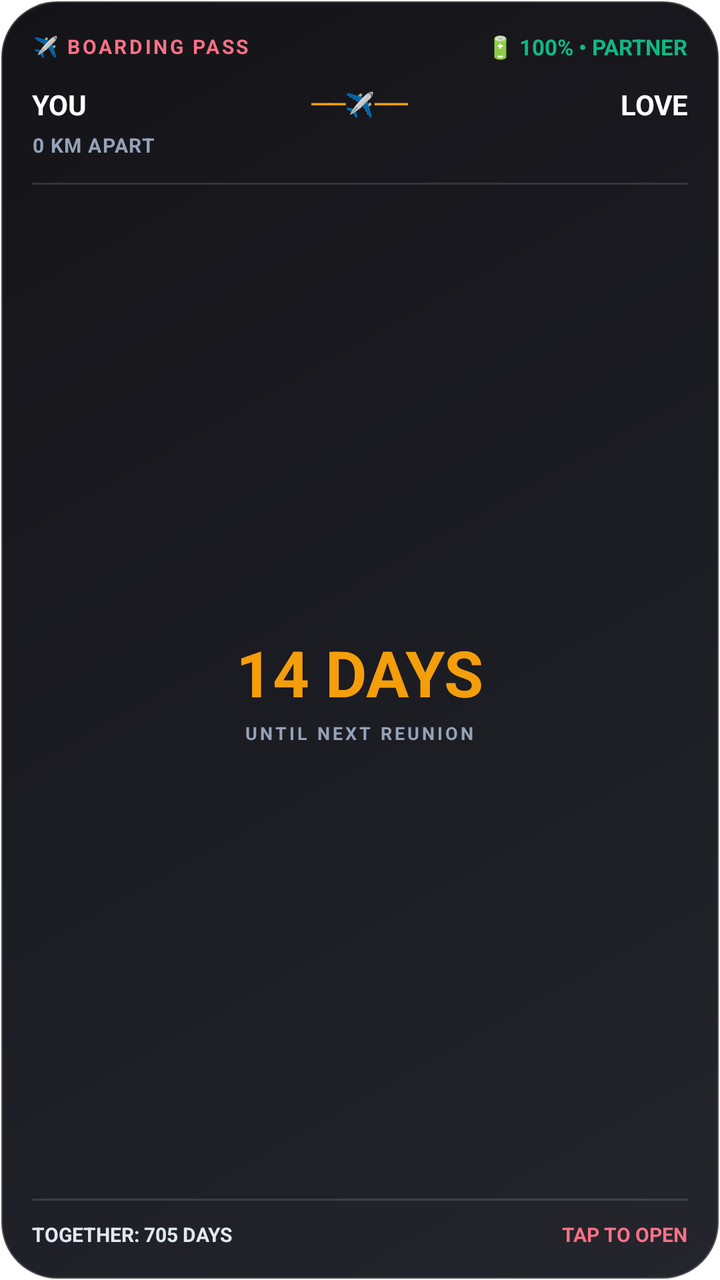
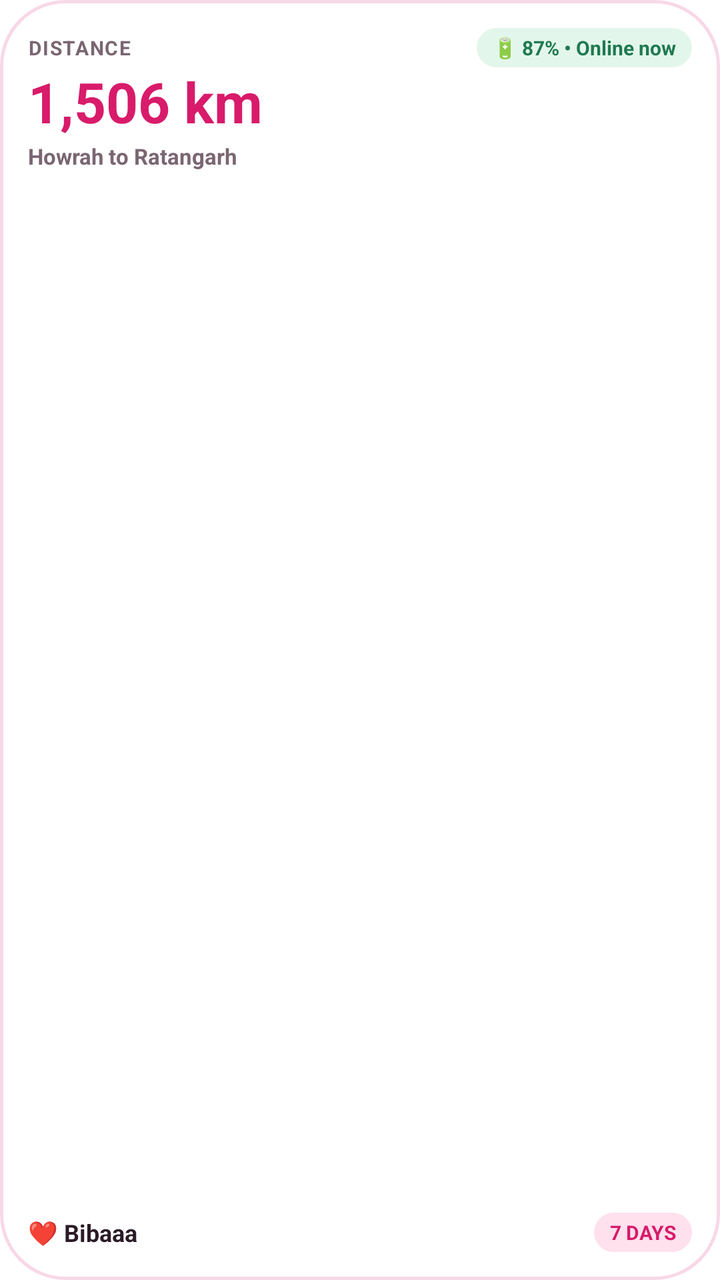

Compare the two renders of this Android layout. The source of the first and the diff that turns it into the second are given below.
<!-- AndroidManifest.xml: fallback theme Theme.MaterialComponents.DayNight.NoActionBar -->
<!-- res/layout/widget_layout.xml -->
<?xml version="1.0" encoding="utf-8"?>
<LinearLayout xmlns:android="http://schemas.android.com/apk/res/android"
    android:id="@+id/widget_container"
    android:layout_width="match_parent"
    android:layout_height="match_parent"
    android:background="@drawable/widget_background"
    android:orientation="vertical"
    android:padding="16dp">

    
    <LinearLayout
        android:layout_width="match_parent"
        android:layout_height="wrap_content"
        android:orientation="horizontal"
        android:gravity="center_vertical"
        android:layout_marginBottom="12dp">

        <TextView
            android:layout_width="0dp"
            android:layout_weight="1"
            android:layout_height="wrap_content"
            android:text="✈️ BOARDING PASS"
            android:textColor="#FB7185"
            android:textSize="10sp"
            android:textStyle="bold"
            android:letterSpacing="0.12" />

        <TextView
            android:id="@+id/widget_battery"
            android:layout_width="wrap_content"
            android:layout_height="wrap_content"
            android:text="🔋 100% • PARTNER"
            android:textColor="#10B981"
            android:textSize="11sp"
            android:textStyle="bold" />
    </LinearLayout>

    
    <LinearLayout
        android:layout_width="match_parent"
        android:layout_height="wrap_content"
        android:orientation="horizontal"
        android:gravity="center_vertical"
        android:layout_marginBottom="4dp">

        <TextView
            android:id="@+id/widget_origin_city"
            android:layout_width="0dp"
            android:layout_weight="1"
            android:layout_height="wrap_content"
            android:text="YOU"
            android:textColor="#FFFFFF"
            android:textSize="14sp"
            android:textStyle="bold"
            android:maxLines="1" />

        <TextView
            android:layout_width="wrap_content"
            android:layout_height="wrap_content"
            android:text="──✈️──"
            android:textColor="#F59E0B"
            android:textSize="12sp"
            android:textStyle="bold"
            android:layout_marginHorizontal="6dp" />

        <TextView
            android:id="@+id/widget_dest_city"
            android:layout_width="0dp"
            android:layout_weight="1"
            android:layout_height="wrap_content"
            android:text="LOVE"
            android:textColor="#FFFFFF"
            android:textSize="14sp"
            android:textStyle="bold"
            android:gravity="end"
            android:maxLines="1" />
    </LinearLayout>

    
    <LinearLayout
        android:layout_width="match_parent"
        android:layout_height="wrap_content"
        android:orientation="horizontal"
        android:layout_marginBottom="12dp">

        <TextView
            android:id="@+id/widget_distance"
            android:layout_width="wrap_content"
            android:layout_height="wrap_content"
            android:text="0 KM APART"
            android:textColor="#94A3B8"
            android:textSize="10sp"
            android:textStyle="bold"
            android:letterSpacing="0.05" />
    </LinearLayout>

    
    <ImageView
        android:layout_width="match_parent"
        android:layout_height="1dp"
        android:background="#20FFFFFF" />

    
    <LinearLayout
        android:layout_width="match_parent"
        android:layout_height="0dp"
        android:layout_weight="1"
        android:orientation="vertical"
        android:gravity="center"
        android:paddingVertical="12dp">

        <TextView
            android:id="@+id/widget_countdown_val"
            android:layout_width="wrap_content"
            android:layout_height="wrap_content"
            android:text="14 DAYS"
            android:textColor="#F59E0B"
            android:textSize="32sp"
            android:textStyle="bold"
            android:includeFontPadding="false" />

        <TextView
            android:id="@+id/widget_countdown_sub"
            android:layout_width="wrap_content"
            android:layout_height="wrap_content"
            android:text="UNTIL NEXT REUNION"
            android:textColor="#94A3B8"
            android:textSize="9sp"
            android:textStyle="bold"
            android:letterSpacing="0.15"
            android:layout_marginTop="4dp" />
    </LinearLayout>

    
    <ImageView
        android:layout_width="match_parent"
        android:layout_height="1dp"
        android:background="#20FFFFFF"
        android:layout_marginBottom="10dp" />

    
    <LinearLayout
        android:layout_width="match_parent"
        android:layout_height="wrap_content"
        android:orientation="horizontal"
        android:gravity="center_vertical">

        <TextView
            android:id="@+id/widget_days_together"
            android:layout_width="0dp"
            android:layout_weight="1"
            android:layout_height="wrap_content"
            android:text="TOGETHER: 705 DAYS"
            android:textColor="#E2E8F0"
            android:textSize="10sp"
            android:textStyle="bold" />

        <TextView
            android:id="@+id/widget_reunion_date"
            android:layout_width="wrap_content"
            android:layout_height="wrap_content"
            android:text="TAP TO OPEN"
            android:textColor="#FB7185"
            android:textSize="10sp"
            android:textStyle="bold" />
    </LinearLayout>

    
    <TextView
        android:id="@+id/widget_partner_name"
        android:layout_width="0dp"
        android:layout_height="0dp"
        android:visibility="gone" />

    <TextView
        android:id="@+id/widget_next_meet"
        android:layout_width="0dp"
        android:layout_height="0dp"
        android:visibility="gone" />

</LinearLayout>
<!-- resources referenced by this layout -->
<resources>
  <!-- drawable widget_background (drawable) -->
  <?xml version="1.0" encoding="utf-8"?>
  <shape xmlns:android="http://schemas.android.com/apk/res/android">
      <gradient
          android:angle="135"
          android:startColor="#25252D"
          android:centerColor="#1B1B22"
          android:endColor="#141418"
          android:type="linear" />
      <corners android:radius="28dp" />
      <stroke
          android:width="1.2dp"
          android:color="#35FFFFFF" />
  </shape>
</resources>

<!-- the commit's change to res/layout/widget_layout.xml (unified diff, before → after) -->
@@ -1,181 +1,124 @@
 <?xml version="1.0" encoding="utf-8"?>
-<LinearLayout xmlns:android="http://schemas.android.com/apk/res/android"
+<RelativeLayout xmlns:android="http://schemas.android.com/apk/res/android"
     android:id="@+id/widget_container"
     android:layout_width="match_parent"
     android:layout_height="match_parent"
-    android:background="@drawable/widget_background"
-    android:orientation="vertical"
-    android:padding="16dp">
+    android:background="@android:color/transparent">
 
     
     <LinearLayout
+        android:id="@+id/widget_native_layout"
         android:layout_width="match_parent"
-        android:layout_height="wrap_content"
-        android:orientation="horizontal"
-        android:gravity="center_vertical"
-        android:layout_marginBottom="12dp">
+        android:layout_height="match_parent"
+        android:background="@drawable/widget_background"
+        android:orientation="vertical"
+        android:padding="14dp"
+        android:visibility="visible">
 
-        <TextView
-            android:layout_width="0dp"
-            android:layout_weight="1"
+        
+        <LinearLayout
+            android:layout_width="match_parent"
             android:layout_height="wrap_content"
-            android:text="✈️ BOARDING PASS"
-            android:textColor="#FB7185"
-            android:textSize="10sp"
-            android:textStyle="bold"
-            android:letterSpacing="0.12" />
+            android:orientation="horizontal"
+            android:gravity="center_vertical">
 
-        <TextView
-            android:id="@+id/widget_battery"
-            android:layout_width="wrap_content"
-            android:layout_height="wrap_content"
-            android:text="🔋 100% • PARTNER"
-            android:textColor="#10B981"
-            android:textSize="11sp"
-            android:textStyle="bold" />
-    </LinearLayout>
+            <TextView
+                android:layout_width="0dp"
+                android:layout_weight="1"
+                android:layout_height="wrap_content"
+                android:text="DISTANCE"
+                android:textColor="#7A6672"
+                android:textSize="10sp"
+                android:textStyle="bold"
+                android:letterSpacing="0.05" />
 
-    
-    <LinearLayout
-        android:layout_width="match_parent"
-        android:layout_height="wrap_content"
-        android:orientation="horizontal"
-        android:gravity="center_vertical"
-        android:layout_marginBottom="4dp">
+            <TextView
+                android:id="@+id/widget_battery"
+                android:layout_width="wrap_content"
+                android:layout_height="wrap_content"
+                android:background="@drawable/widget_pill_mint"
+                android:paddingLeft="8dp"
+                android:paddingRight="8dp"
+                android:paddingTop="3dp"
+                android:paddingBottom="3dp"
+                android:text="🔋 87% • Online now"
+                android:textColor="#1F7A4F"
+                android:textSize="10sp"
+                android:textStyle="bold" />
+        </LinearLayout>
 
-        <TextView
-            android:id="@+id/widget_origin_city"
-            android:layout_width="0dp"
-            android:layout_weight="1"
-            android:layout_height="wrap_content"
-            android:text="YOU"
-            android:textColor="#FFFFFF"
-            android:textSize="14sp"
-            android:textStyle="bold"
-            android:maxLines="1" />
-
-        <TextView
-            android:layout_width="wrap_content"
-            android:layout_height="wrap_content"
-            android:text="──✈️──"
-            android:textColor="#F59E0B"
-            android:textSize="12sp"
-            android:textStyle="bold"
-            android:layout_marginHorizontal="6dp" />
-
-        <TextView
-            android:id="@+id/widget_dest_city"
-            android:layout_width="0dp"
-            android:layout_weight="1"
-            android:layout_height="wrap_content"
-            android:text="LOVE"
-            android:textColor="#FFFFFF"
-            android:textSize="14sp"
-            android:textStyle="bold"
-            android:gravity="end"
-            android:maxLines="1" />
-    </LinearLayout>
-
-    
-    <LinearLayout
-        android:layout_width="match_parent"
-        android:layout_height="wrap_content"
-        android:orientation="horizontal"
-        android:layout_marginBottom="12dp">
-
+        
         <TextView
             android:id="@+id/widget_distance"
             android:layout_width="wrap_content"
             android:layout_height="wrap_content"
-            android:text="0 KM APART"
-            android:textColor="#94A3B8"
-            android:textSize="10sp"
+            android:text="1,506 km"
+            android:textColor="#D81B6A"
+            android:textSize="28sp"
             android:textStyle="bold"
-            android:letterSpacing="0.05" />
+            android:includeFontPadding="false"
+            android:layout_marginTop="2dp" />
+
+        
+        <TextView
+            android:id="@+id/widget_route"
+            android:layout_width="wrap_content"
+            android:layout_height="wrap_content"
+            android:text="Howrah to Ratangarh"
+            android:textColor="#7A6672"
+            android:textSize="11sp"
+            android:textStyle="bold"
+            android:layout_marginTop="2dp"
+            android:maxLines="1" />
+
+        
+        <View
+            android:layout_width="match_parent"
+            android:layout_height="0dp"
+            android:layout_weight="1" />
+
+        
+        <LinearLayout
+            android:layout_width="match_parent"
+            android:layout_height="wrap_content"
+            android:orientation="horizontal"
+            android:gravity="center_vertical">
+
+            <TextView
+                android:id="@+id/widget_partner_name"
+                android:layout_width="0dp"
+                android:layout_weight="1"
+                android:layout_height="wrap_content"
+                android:text="❤️ Bibaaa"
+                android:textColor="#2B1B26"
+                android:textSize="12sp"
+                android:textStyle="bold"
+                android:maxLines="1" />
+
+            <TextView
+                android:id="@+id/widget_countdown_val"
+                android:layout_width="wrap_content"
+                android:layout_height="wrap_content"
+                android:background="@drawable/widget_pill_pink"
+                android:paddingLeft="8dp"
+                android:paddingRight="8dp"
+                android:paddingTop="3dp"
+                android:paddingBottom="3dp"
+                android:text="7 DAYS"
+                android:textColor="#D81B6A"
+                android:textSize="10sp"
+                android:textStyle="bold" />
+        </LinearLayout>
+
     </LinearLayout>
 
     
     <ImageView
+        android:id="@+id/widget_image"
         android:layout_width="match_parent"
-        android:layout_height="1dp"
-        android:background="#20FFFFFF" />
-
-    
-    <LinearLayout
-        android:layout_width="match_parent"
-        android:layout_height="0dp"
-        android:layout_weight="1"
-        android:orientation="vertical"
-        android:gravity="center"
-        android:paddingVertical="12dp">
-
-        <TextView
-            android:id="@+id/widget_countdown_val"
-            android:layout_width="wrap_content"
-            android:layout_height="wrap_content"
-            android:text="14 DAYS"
-            android:textColor="#F59E0B"
-            android:textSize="32sp"
-            android:textStyle="bold"
-            android:includeFontPadding="false" />
-
-        <TextView
-            android:id="@+id/widget_countdown_sub"
-            android:layout_width="wrap_content"
-            android:layout_height="wrap_content"
-            android:text="UNTIL NEXT REUNION"
-            android:textColor="#94A3B8"
-            android:textSize="9sp"
-            android:textStyle="bold"
-            android:letterSpacing="0.15"
-            android:layout_marginTop="4dp" />
-    </LinearLayout>
-
-    
-    <ImageView
-        android:layout_width="match_parent"
-        android:layout_height="1dp"
-        android:background="#20FFFFFF"
-        android:layout_marginBottom="10dp" />
-
-    
-    <LinearLayout
-        android:layout_width="match_parent"
-        android:layout_height="wrap_content"
-        android:orientation="horizontal"
-        android:gravity="center_vertical">
-
-        <TextView
-            android:id="@+id/widget_days_together"
-            android:layout_width="0dp"
-            android:layout_weight="1"
-            android:layout_height="wrap_content"
-            android:text="TOGETHER: 705 DAYS"
-            android:textColor="#E2E8F0"
-            android:textSize="10sp"
-            android:textStyle="bold" />
-
-        <TextView
-            android:id="@+id/widget_reunion_date"
-            android:layout_width="wrap_content"
-            android:layout_height="wrap_content"
-            android:text="TAP TO OPEN"
-            android:textColor="#FB7185"
-            android:textSize="10sp"
-            android:textStyle="bold" />
-    </LinearLayout>
-
-    
-    <TextView
-        android:id="@+id/widget_partner_name"
-        android:layout_width="0dp"
-        android:layout_height="0dp"
+        android:layout_height="match_parent"
+        android:scaleType="fitCenter"
+        android:adjustViewBounds="true"
         android:visibility="gone" />
 
-    <TextView
-        android:id="@+id/widget_next_meet"
-        android:layout_width="0dp"
-        android:layout_height="0dp"
-        android:visibility="gone" />
-
-</LinearLayout>
+</RelativeLayout>
<!-- resource entries referenced after the edit -->
@@ -3,16 +3,23 @@
   <!-- drawable widget_background (drawable) -->
   <?xml version="1.0" encoding="utf-8"?>
   <shape xmlns:android="http://schemas.android.com/apk/res/android">
-      <gradient
-          android:angle="135"
-          android:startColor="#25252D"
-          android:centerColor="#1B1B22"
-          android:endColor="#141418"
-          android:type="linear" />
-      <corners android:radius="28dp" />
+      <solid android:color="#FFFFFF" />
+      <corners android:radius="32dp" />
       <stroke
-          android:width="1.2dp"
-          android:color="#35FFFFFF" />
+          android:width="1.5dp"
+          android:color="#F8D8E6" />
+  </shape>
+  <!-- drawable widget_pill_mint (drawable) -->
+  <?xml version="1.0" encoding="utf-8"?>
+  <shape xmlns:android="http://schemas.android.com/apk/res/android">
+      <solid android:color="#E3F6EC" />
+      <corners android:radius="12dp" />
+  </shape>
+  <!-- drawable widget_pill_pink (drawable) -->
+  <?xml version="1.0" encoding="utf-8"?>
+  <shape xmlns:android="http://schemas.android.com/apk/res/android">
+      <solid android:color="#FFE0ED" />
+      <corners android:radius="12dp" />
   </shape>
 </resources>
 
